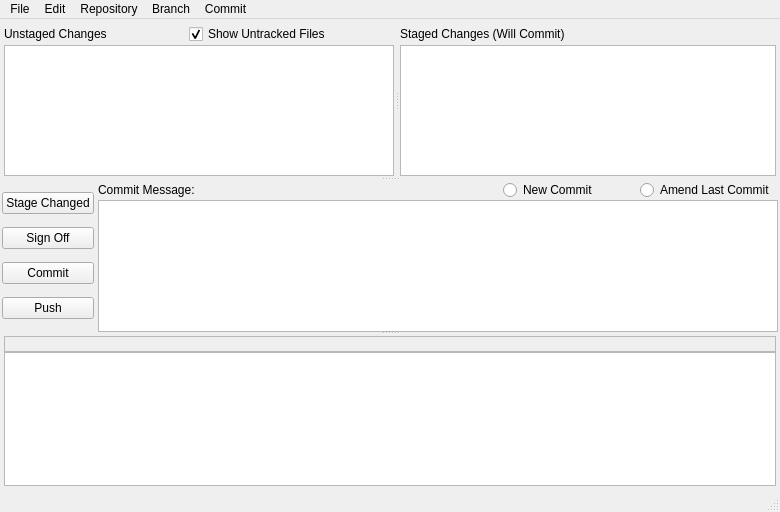
First picture: the form in ui/Window.ui, repository git-cola/git-cola, before the edit.
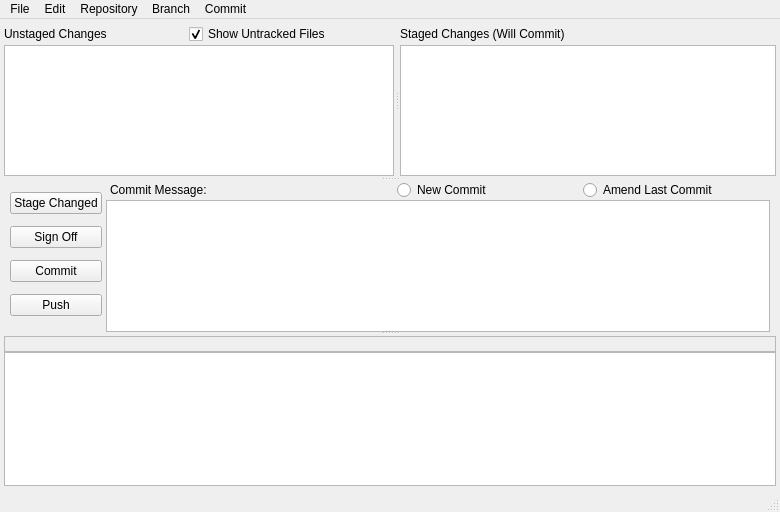
Second picture: the form after the edit.

```diff
--- a/ui/Window.ui
+++ b/ui/Window.ui
@@ -14,7 +14,7 @@
    <string>ugit</string>
   </property>
   <widget class="QWidget" name="centralwidget" >
-   <layout class="QHBoxLayout" >
+   <layout class="QVBoxLayout" >
     <item>
      <widget class="QSplitter" name="splitter_top" >
       <property name="orientation" >
@@ -208,7 +208,10 @@
          <item>
           <layout class="QVBoxLayout" >
            <property name="spacing" >
-            <number>1</number>
+            <number>0</number>
+           </property>
+           <property name="leftMargin" >
+            <number>8</number>
            </property>
            <item>
             <widget class="QPushButton" name="stageButton" >
@@ -265,11 +268,17 @@
            <property name="leftMargin" >
             <number>4</number>
            </property>
+           <property name="rightMargin" >
+            <number>8</number>
+           </property>
            <item>
             <layout class="QHBoxLayout" >
              <property name="spacing" >
               <number>0</number>
              </property>
+             <property name="leftMargin" >
+              <number>4</number>
+             </property>
              <item>
               <widget class="QLabel" name="label" >
                <property name="text" >
@@ -287,7 +296,7 @@
                </property>
                <property name="sizeHint" >
                 <size>
-                 <width>267</width>
+                 <width>100</width>
                  <height>20</height>
                 </size>
                </property>
```
